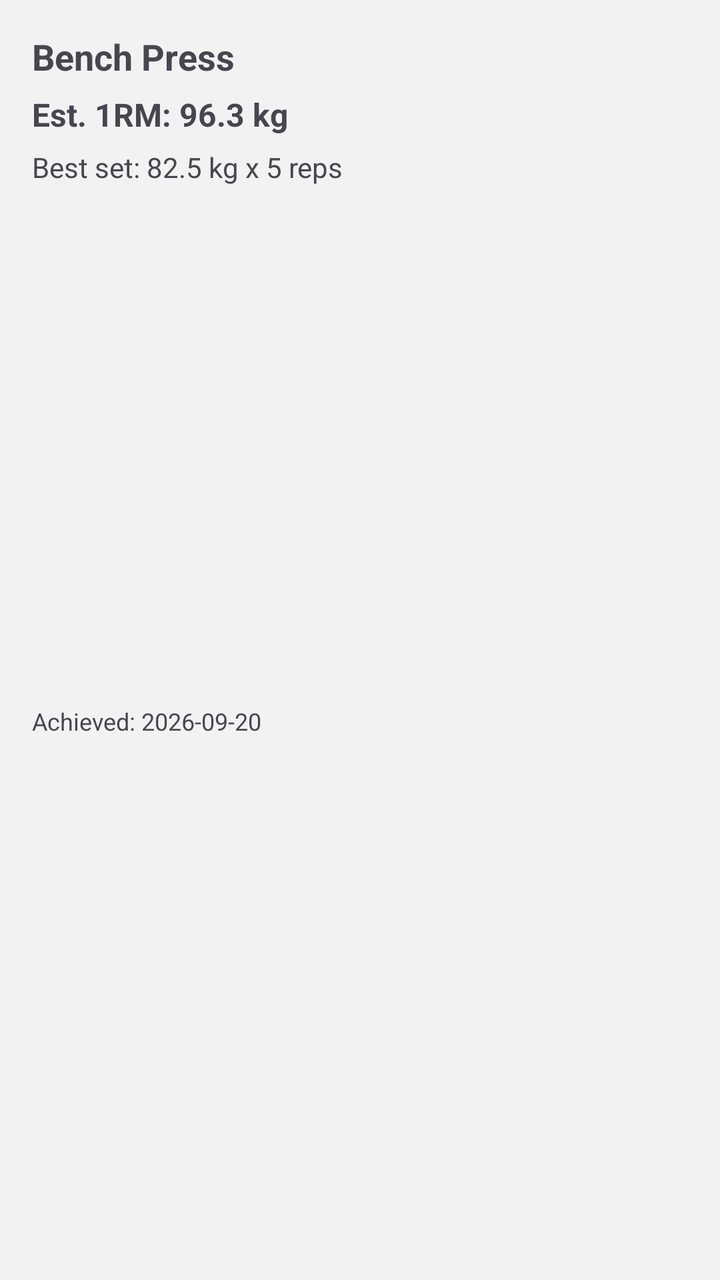
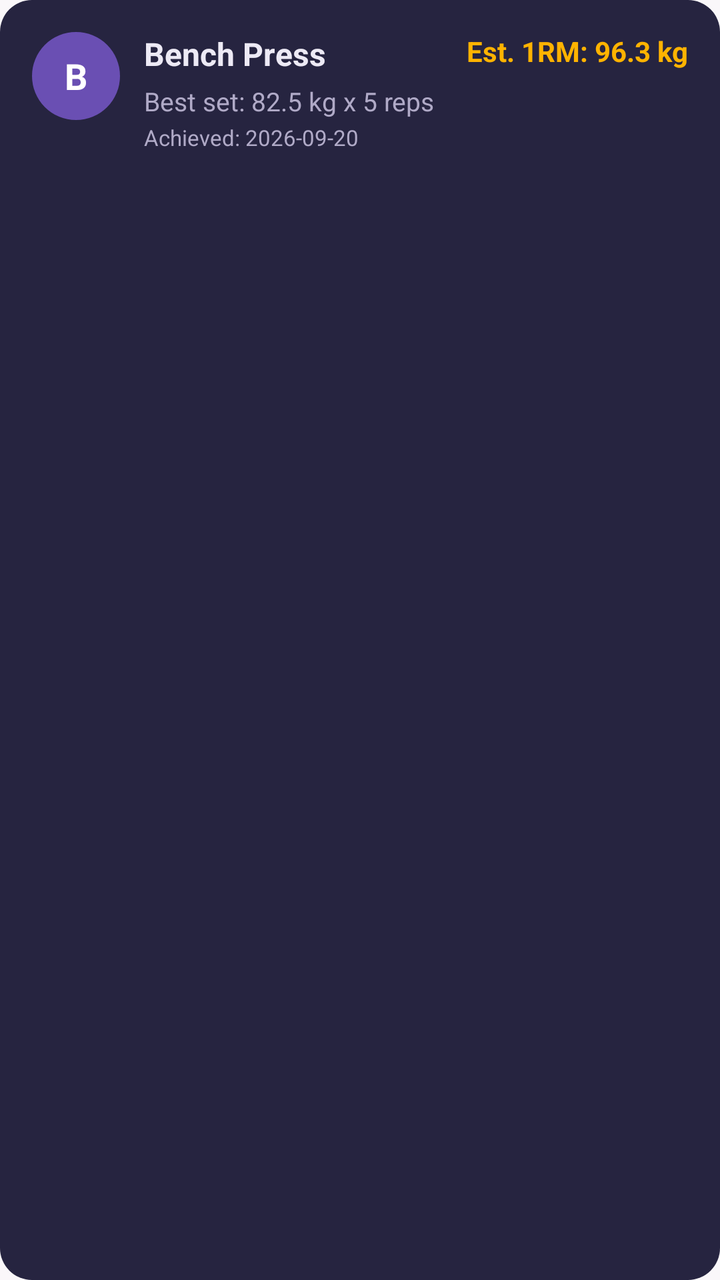

The first picture is an Android layout as it rendered before a commit; the second is the same layout after the commit. The layout source and the unified diff follow.
<!-- AndroidManifest.xml: application theme Theme.GymLeague -->
<!-- res/layout/item_personal_record.xml -->
<?xml version="1.0" encoding="utf-8"?>
<androidx.constraintlayout.widget.ConstraintLayout
    xmlns:android="http://schemas.android.com/apk/res/android"
    xmlns:app="http://schemas.android.com/apk/res-auto"
    android:layout_width="match_parent"
    android:layout_height="wrap_content"
    android:layout_marginBottom="12dp"
    android:background="#F2F2F2"
    android:padding="16dp">

    <TextView
        android:id="@+id/tvPrExerciseName"
        android:layout_width="0dp"
        android:layout_height="wrap_content"
        android:text="Bench Press"
        android:textSize="18sp"
        android:textStyle="bold"
        app:layout_constraintEnd_toEndOf="parent"
        app:layout_constraintStart_toStartOf="parent"
        app:layout_constraintTop_toTopOf="parent" />

    <TextView
        android:id="@+id/tvPrOneRepMax"
        android:layout_width="0dp"
        android:layout_height="wrap_content"
        android:layout_marginTop="6dp"
        android:text="Est. 1RM: 96.3 kg"
        android:textSize="16sp"
        android:textStyle="bold"
        app:layout_constraintEnd_toEndOf="parent"
        app:layout_constraintStart_toStartOf="parent"
        app:layout_constraintTop_toBottomOf="@id/tvPrExerciseName" />

    <TextView
        android:id="@+id/tvPrBestSet"
        android:layout_width="0dp"
        android:layout_height="wrap_content"
        android:layout_marginTop="6dp"
        android:text="Best set: 82.5 kg x 5 reps"
        android:textSize="14sp"
        app:layout_constraintEnd_toEndOf="parent"
        app:layout_constraintStart_toStartOf="parent"
        app:layout_constraintTop_toBottomOf="@id/tvPrOneRepMax" />

    <TextView
        android:id="@+id/tvPrDate"
        android:layout_width="0dp"
        android:layout_height="wrap_content"
        android:layout_marginTop="4dp"
        android:text="Achieved: 2026-09-20"
        android:textSize="12sp"
        app:layout_constraintBottom_toBottomOf="parent"
        app:layout_constraintEnd_toEndOf="parent"
        app:layout_constraintStart_toStartOf="parent"
        app:layout_constraintTop_toBottomOf="@id/tvPrBestSet" />

</androidx.constraintlayout.widget.ConstraintLayout>
<!-- resources referenced by this layout -->
<resources>
  <style name="Theme.GymLeague" parent="Base.Theme.GymLeague" />
  <style name="Base.Theme.GymLeague" parent="Theme.Material3.DayNight.NoActionBar">
          <item name="colorPrimary">@color/gym_purple</item>
          <item name="colorOnPrimary">@color/white</item>
          <item name="colorPrimaryContainer">@color/gym_purple_container</item>
          <item name="colorOnPrimaryContainer">@color/gym_purple_dark</item>
  
          <item name="colorSecondary">@color/gym_blue</item>
          <item name="colorOnSecondary">@color/white</item>
          <item name="colorSecondaryContainer">@color/gym_blue_container</item>
          <item name="colorOnSecondaryContainer">@color/gym_blue_dark</item>
  
          <item name="colorTertiary">@color/gym_gold</item>
  
          <item name="android:colorBackground">@color/background_light</item>
          <item name="colorOnBackground">@color/on_surface_light</item>
  
          <item name="colorSurface">@color/surface_light</item>
          <item name="colorOnSurface">@color/on_surface_light</item>
  
          <item name="colorError">@color/gym_error</item>
          <item name="colorErrorContainer">@color/gym_error_container</item>
          <item name="colorOnError">@color/white</item>
  
          <item name="android:statusBarColor">@color/gym_purple</item>
          <item name="android:windowLightStatusBar">false</item>
      </style>
  <color name="gym_purple">#6A4FB3</color>
  <color name="white">#FFFFFFFF</color>
  <color name="gym_purple_container">#EDE6FA</color>
  <color name="gym_purple_dark">#4A3080</color>
  <color name="gym_blue">#4A6CF7</color>
  <color name="gym_blue_container">#E3E9FF</color>
  <color name="gym_blue_dark">#2F49C4</color>
  <color name="gym_gold">#FFB300</color>
  <color name="background_light">#FAF7FA</color>
  <color name="on_surface_light">#1C1B1F</color>
  <color name="surface_light">#FFFFFF</color>
  <color name="gym_error">#B3261E</color>
  <color name="gym_error_container">#F9DEDC</color>
</resources>

<!-- the commit's change to res/layout/item_personal_record.xml (unified diff, before → after) -->
@@ -5,53 +5,70 @@
     android:layout_width="match_parent"
     android:layout_height="wrap_content"
     android:layout_marginBottom="12dp"
-    android:background="#F2F2F2"
+    android:background="@drawable/bg_card_personal_record"
     android:padding="16dp">
+
+    <TextView
+        android:id="@+id/tvPrBadge"
+        android:layout_width="44dp"
+        android:layout_height="44dp"
+        android:background="@drawable/bg_badge_circle"
+        android:gravity="center"
+        android:text="B"
+        android:textColor="@color/white"
+        android:textSize="18sp"
+        android:textStyle="bold"
+        app:layout_constraintStart_toStartOf="parent"
+        app:layout_constraintTop_toTopOf="parent" />
 
     <TextView
         android:id="@+id/tvPrExerciseName"
         android:layout_width="0dp"
         android:layout_height="wrap_content"
+        android:layout_marginStart="12dp"
         android:text="Bench Press"
-        android:textSize="18sp"
+        android:textColor="@color/on_surface_dark"
+        android:textSize="16sp"
         android:textStyle="bold"
-        app:layout_constraintEnd_toEndOf="parent"
-        app:layout_constraintStart_toStartOf="parent"
-        app:layout_constraintTop_toTopOf="parent" />
+        app:layout_constraintEnd_toStartOf="@id/tvPrOneRepMax"
+        app:layout_constraintStart_toEndOf="@id/tvPrBadge"
+        app:layout_constraintTop_toTopOf="@id/tvPrBadge" />
 
     <TextView
         android:id="@+id/tvPrOneRepMax"
-        android:layout_width="0dp"
+        android:layout_width="wrap_content"
         android:layout_height="wrap_content"
-        android:layout_marginTop="6dp"
         android:text="Est. 1RM: 96.3 kg"
-        android:textSize="16sp"
+        android:textColor="@color/gym_gold"
+        android:textSize="14sp"
         android:textStyle="bold"
         app:layout_constraintEnd_toEndOf="parent"
-        app:layout_constraintStart_toStartOf="parent"
-        app:layout_constraintTop_toBottomOf="@id/tvPrExerciseName" />
+        app:layout_constraintTop_toTopOf="@id/tvPrBadge" />
 
     <TextView
         android:id="@+id/tvPrBestSet"
         android:layout_width="0dp"
         android:layout_height="wrap_content"
-        android:layout_marginTop="6dp"
+        android:layout_marginStart="12dp"
+        android:layout_marginTop="4dp"
         android:text="Best set: 82.5 kg x 5 reps"
-        android:textSize="14sp"
+        android:textColor="@color/on_surface_secondary_dark"
+        android:textSize="13sp"
         app:layout_constraintEnd_toEndOf="parent"
-        app:layout_constraintStart_toStartOf="parent"
-        app:layout_constraintTop_toBottomOf="@id/tvPrOneRepMax" />
+        app:layout_constraintStart_toEndOf="@id/tvPrBadge"
+        app:layout_constraintTop_toBottomOf="@id/tvPrExerciseName" />
 
     <TextView
         android:id="@+id/tvPrDate"
         android:layout_width="0dp"
         android:layout_height="wrap_content"
-        android:layout_marginTop="4dp"
+        android:layout_marginStart="12dp"
+        android:layout_marginTop="2dp"
         android:text="Achieved: 2026-09-20"
-        android:textSize="12sp"
-        app:layout_constraintBottom_toBottomOf="parent"
+        android:textColor="@color/on_surface_secondary_dark"
+        android:textSize="11sp"
         app:layout_constraintEnd_toEndOf="parent"
-        app:layout_constraintStart_toStartOf="parent"
+        app:layout_constraintStart_toEndOf="@id/tvPrBadge"
         app:layout_constraintTop_toBottomOf="@id/tvPrBestSet" />
 
 </androidx.constraintlayout.widget.ConstraintLayout>
<!-- resource entries referenced after the edit -->
@@ -28,13 +28,34 @@
           <item name="android:windowLightStatusBar">false</item>
       </style>
   <color name="gym_purple">#6A4FB3</color>
+  <color name="surface_dark">#262440</color>
   <color name="white">#FFFFFFFF</color>
+  <!-- drawable bg_badge_circle (drawable) -->
+  <?xml version="1.0" encoding="utf-8"?>
+  <shape xmlns:android="http://schemas.android.com/apk/res/android"
+      android:shape="oval">
+  
+      <solid android:color="@color/gym_purple" />
+  
+  </shape>
+  <!-- drawable bg_card_personal_record (drawable) -->
+  <?xml version="1.0" encoding="utf-8"?>
+  <shape xmlns:android="http://schemas.android.com/apk/res/android"
+      android:shape="rectangle">
+  
+      <solid android:color="@color/surface_dark" />
+  
+      <corners android:radius="16dp" />
+  
+  </shape>
   <color name="gym_purple_container">#EDE6FA</color>
   <color name="gym_purple_dark">#4A3080</color>
   <color name="gym_blue">#4A6CF7</color>
   <color name="gym_blue_container">#E3E9FF</color>
   <color name="gym_blue_dark">#2F49C4</color>
   <color name="gym_gold">#FFB300</color>
+  <color name="on_surface_dark">#EDEAF5</color>
+  <color name="on_surface_secondary_dark">#B0AAC7</color>
   <color name="background_light">#FAF7FA</color>
   <color name="on_surface_light">#1C1B1F</color>
   <color name="surface_light">#FFFFFF</color>
